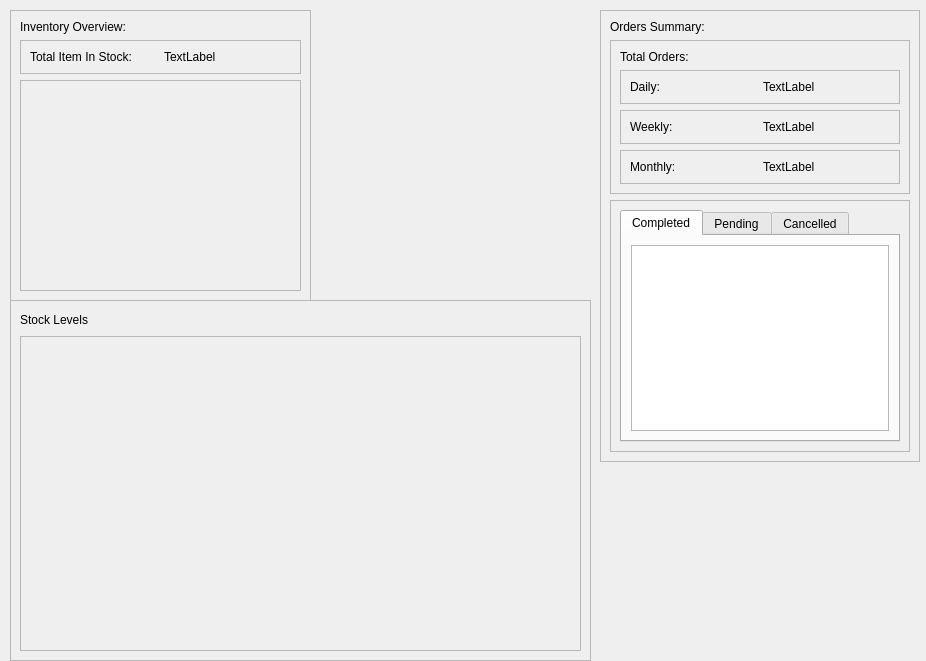
Above: app/src/ui/dashboard_page.ui from Kazu0210/Inventory-System before the change. Below: the same form after it.
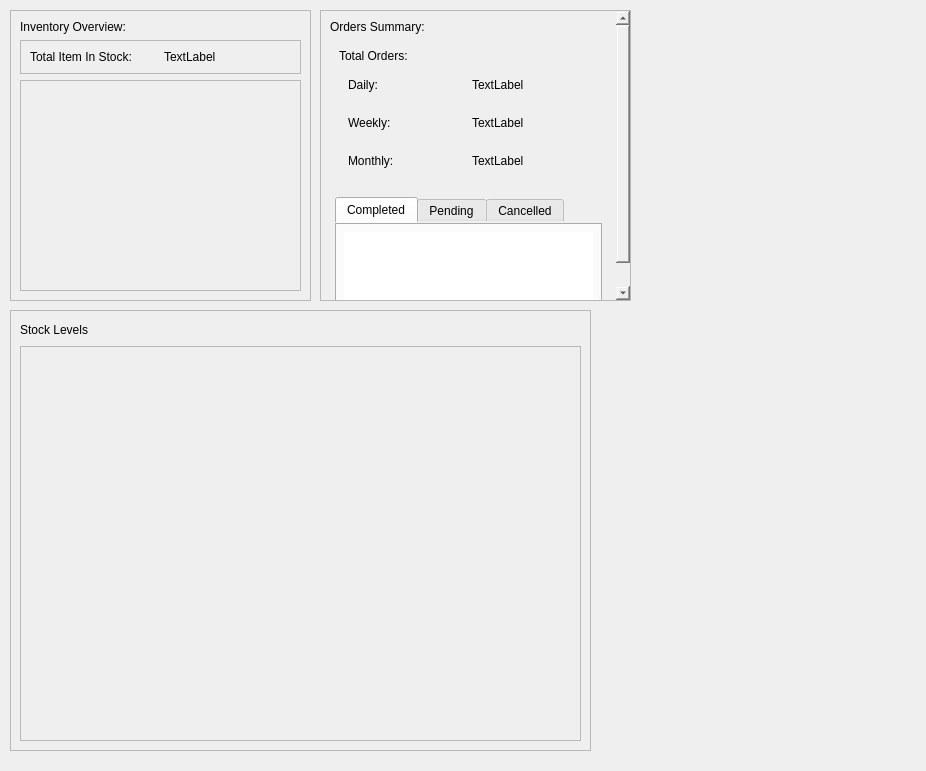
That is the form after the change.

```diff
--- a/app/src/ui/dashboard_page.ui
+++ b/app/src/ui/dashboard_page.ui
@@ -7,7 +7,7 @@
     <x>0</x>
     <y>0</y>
     <width>926</width>
-    <height>661</height>
+    <height>771</height>
    </rect>
   </property>
   <property name="windowTitle">
@@ -108,10 +108,10 @@
   <widget class="QFrame" name="frame_3">
    <property name="geometry">
     <rect>
-     <x>600</x>
+     <x>320</x>
      <y>10</y>
-     <width>320</width>
-     <height>452</height>
+     <width>311</width>
+     <height>291</height>
     </rect>
    </property>
    <property name="frameShape">
@@ -121,6 +121,39 @@
     <enum>QFrame::Raised</enum>
    </property>
    <layout class="QVBoxLayout" name="verticalLayout_3">
+    <property name="spacing">
+     <number>5</number>
+    </property>
+    <property name="leftMargin">
+     <number>0</number>
+    </property>
+    <property name="topMargin">
+     <number>0</number>
+    </property>
+    <property name="rightMargin">
+     <number>0</number>
+    </property>
+    <property name="bottomMargin">
+     <number>0</number>
+    </property>
+    <item>
+     <widget class="QScrollArea" name="scrollArea">
+      <property name="styleSheet">
+       <string notr="true">border: none;</string>
+      </property>
+      <property name="widgetResizable">
+       <bool>true</bool>
+      </property>
+      <widget class="QWidget" name="scrollAreaWidgetContents_2">
+       <property name="geometry">
+        <rect>
+         <x>0</x>
+         <y>0</y>
+         <width>292</width>
+         <height>309</height>
+        </rect>
+       </property>
+       <layout class="QVBoxLayout" name="verticalLayout_9">
     <item>
      <widget class="QLabel" name="label_3">
       <property name="text">
@@ -234,6 +267,18 @@
        <enum>QFrame::Raised</enum>
       </property>
       <layout class="QVBoxLayout" name="verticalLayout_4">
+           <property name="leftMargin">
+            <number>5</number>
+           </property>
+           <property name="topMargin">
+            <number>5</number>
+           </property>
+           <property name="rightMargin">
+            <number>5</number>
+           </property>
+           <property name="bottomMargin">
+            <number>5</number>
+           </property>
        <item>
         <widget class="QTabWidget" name="tabWidget">
          <property name="currentIndex">
@@ -276,13 +321,17 @@
     </item>
    </layout>
   </widget>
+     </widget>
+    </item>
+   </layout>
+  </widget>
   <widget class="QFrame" name="frame_9">
    <property name="geometry">
     <rect>
      <x>10</x>
-     <y>300</y>
+     <y>310</y>
      <width>581</width>
-     <height>361</height>
+     <height>441</height>
     </rect>
    </property>
    <property name="frameShape">
```
Lines whose indentation alone changed are shown as unchanged.
